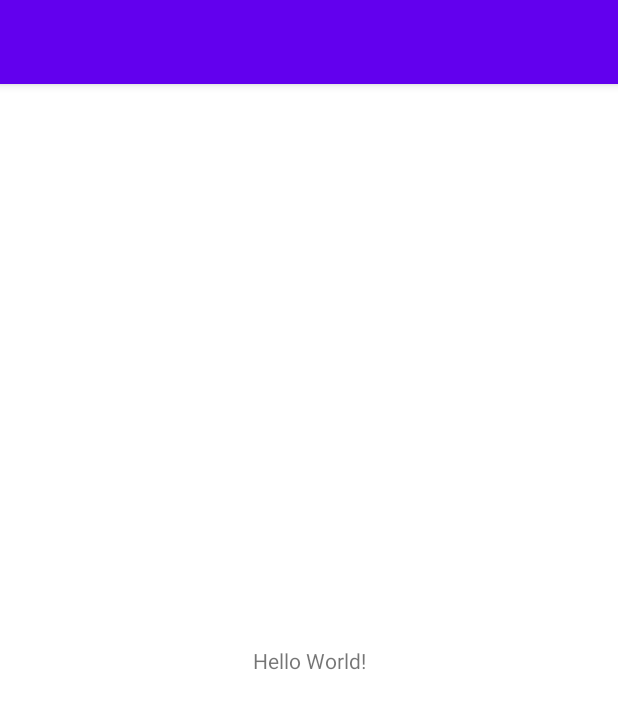
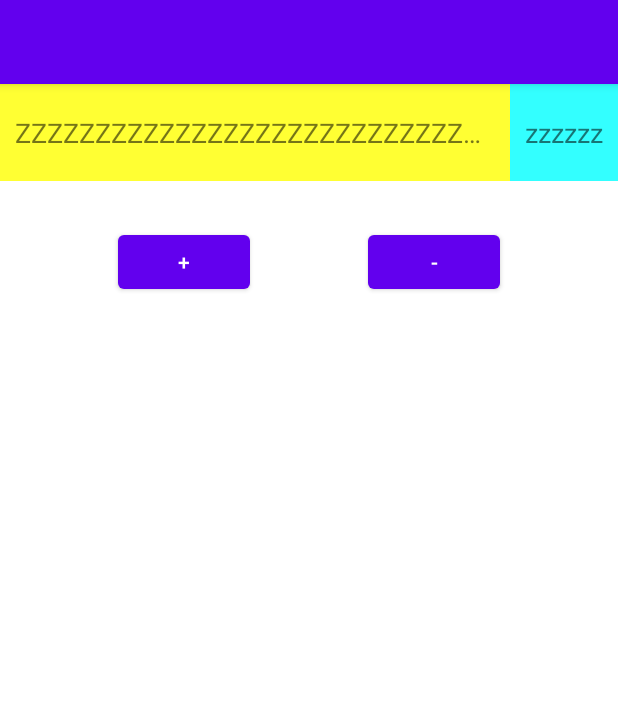
Before and after one commit to XJChou/HighAndroid, an Android app: the screen it shows after launch (MainActivity), on a phone screen of 412 x 824 dp. Shown: the top 709 px of the screen. Run offline under Robolectric (Android 15) with nearby library versions, the phone set to English and light mode, and no system bars.

Commit message:
constraintLayout TextView 省略号问题

```diff
--- a/constraint/build.gradle
+++ b/constraint/build.gradle
@@ -5,6 +5,10 @@ plugins {
 
 android {
     compileSdk 30
+
+    viewBinding {
+        enabled = true
+    }
 
     defaultConfig {
         applicationId "com.zxj.constraint"
--- a/constraint/src/main/java/com/zxj/constraint/MainActivity.kt
+++ b/constraint/src/main/java/com/zxj/constraint/MainActivity.kt
@@ -1,11 +1,72 @@
 package com.zxj.constraint
 
+import android.os.Bundle
 import androidx.appcompat.app.AppCompatActivity
-import android.os.Bundle
+import androidx.constraintlayout.widget.ConstraintSet
+import com.zxj.constraint.databinding.ActivityMainBinding
 
+/**
+ * 常用约束布局属性：
+ * 1、layout_constraintBaseline_toBaselineOf
+ * 2、layout_constraintHorizontal_bias | layout_constraintVertical_bias
+ * 3、layout_constrainedWidth | layout_constrainedHeight
+ * 4、layout_goneMarginStart
+ * 5、layout_constraintDimensionRatio
+ * 6、layout_constraintVertical_weight | layout_constraintHorizontal_weight
+ *
+ * 常用的Helper
+ * 1、Barrier
+ * 2、Flow
+ * 3、Group
+ * 4、Layer
+ * 5、custom - ConstraintHelper
+ *
+ * 黑科技：
+ * Placeholder
+ * ConstraintLayoutStates
+ *
+ * 约束位置相关：
+ * ConstraintSet
+ */
 class MainActivity : AppCompatActivity() {
+
+    private val binding by lazy { ActivityMainBinding.inflate(layoutInflater) }
+
     override fun onCreate(savedInstanceState: Bundle?) {
         super.onCreate(savedInstanceState)
-        setContentView(R.layout.activity_main)
+        setContentView(binding.root)
+        initDemo1()
     }
+
+    fun initDemo1() {
+        var index = 0
+        binding.includeDemo1.tvBig.setOnClickListener {
+            index = 0
+        }
+        binding.includeDemo1.tvSmall.setOnClickListener {
+            index = 1
+        }
+        binding.includeDemo1.btnAdd.setOnClickListener {
+            if (index == 0) {
+                binding.includeDemo1.tvBig.text =
+                    binding.includeDemo1.tvBig.text.toString() + "Z"
+            } else {
+                binding.includeDemo1.tvSmall.text =
+                    binding.includeDemo1.tvSmall.text.toString() + "z"
+            }
+        }
+        binding.includeDemo1.btnMinus.setOnClickListener {
+            if (index == 0) {
+                val value = binding.includeDemo1.tvBig.text.toString()
+                binding.includeDemo1.tvBig.text =
+                    value.subSequence(0, (value.length - 1).coerceAtLeast(0))
+            } else {
+                val value = binding.includeDemo1.tvSmall.text.toString()
+                binding.includeDemo1.tvSmall.text =
+                    value.subSequence(0, (value.length - 1).coerceAtLeast(0))
+            }
+        }
+    }
+
+
 }
--- a/constraint/src/main/res/layout/activity_main.xml
+++ b/constraint/src/main/res/layout/activity_main.xml
@@ -1,18 +1,19 @@
 <?xml version="1.0" encoding="utf-8"?>
-<androidx.constraintlayout.widget.ConstraintLayout xmlns:android="http://schemas.android.com/apk/res/android"
-    xmlns:app="http://schemas.android.com/apk/res-auto"
+<androidx.core.widget.NestedScrollView xmlns:android="http://schemas.android.com/apk/res/android"
     xmlns:tools="http://schemas.android.com/tools"
     android:layout_width="match_parent"
     android:layout_height="match_parent"
     tools:context=".MainActivity">
 
-    <TextView
-        android:layout_width="wrap_content"
-        android:layout_height="wrap_content"
-        android:text="Hello World!"
-        app:layout_constraintBottom_toBottomOf="parent"
-        app:layout_constraintLeft_toLeftOf="parent"
-        app:layout_constraintRight_toRightOf="parent"
-        app:layout_constraintTop_toTopOf="parent" />
+    <androidx.appcompat.widget.LinearLayoutCompat
+        android:layout_width="match_parent"
+        android:layout_height="match_parent"
+        android:orientation="vertical">
 
-</androidx.constraintlayout.widget.ConstraintLayout>
+        <!--    大z和小z    -->
+        <include
+            android:id="@+id/include_demo1"
+            layout="@layout/layout_demo1" />
+    </androidx.appcompat.widget.LinearLayoutCompat>
+
+</androidx.core.widget.NestedScrollView>
--- /dev/null
+++ b/constraint/src/main/res/layout/layout_demo1.xml
@@ -0,0 +1,73 @@
+<?xml version="1.0" encoding="utf-8"?>
+<androidx.constraintlayout.widget.ConstraintLayout xmlns:android="http://schemas.android.com/apk/res/android"
+    xmlns:app="http://schemas.android.com/apk/res-auto"
+    android:layout_width="match_parent"
+    android:layout_height="wrap_content">
+
+<!--            android:layout_height="wrap_content"
+        android:paddingVertical="20dp"
+        app:layout_constraintTop_toTopOf="parent"
+
+                android:layout_height="0dp"
+        app:layout_constraintTop_toTopOf="@id/tv_small"
+        app:layout_constraintBottom_toBottomOf="@id/tv_small"-->
+    <TextView
+        android:id="@+id/tv_big"
+        android:layout_width="wrap_content"
+        app:layout_constrainedWidth="true"
+        android:background="#ff3"
+        android:ellipsize="end"
+        android:gravity="center_vertical"
+        android:paddingHorizontal="10dp"
+
+        android:layout_height="0dp"
+        app:layout_constraintTop_toTopOf="@id/tv_small"
+        app:layout_constraintBottom_toBottomOf="@id/tv_small"
+
+        android:singleLine="true"
+        android:text="ZZZZZZZZZZZZZZZZZZZZZZZZZZZZZZZZZ"
+        android:textSize="18sp"
+        app:layout_constraintEnd_toStartOf="@id/tv_small"
+
+        app:layout_constraintHorizontal_bias="0"
+        app:layout_constraintHorizontal_chainStyle="packed"
+        app:layout_constraintStart_toStartOf="parent"
+
+        app:layout_constraintVertical_chainStyle="packed" />
+
+    <TextView
+        android:id="@+id/tv_small"
+        android:layout_width="wrap_content"
+        android:layout_height="wrap_content"
+        android:background="#3ff"
+        android:gravity="center"
+        android:singleLine="true"
+        android:paddingHorizontal="10dp"
+        android:paddingVertical="20dp"
+        android:text="zzzzzz"
+        android:textSize="18sp"
+        app:layout_constraintEnd_toEndOf="parent"
+        app:layout_constraintHorizontal_bias="0"
+        app:layout_constraintStart_toEndOf="@id/tv_big"
+        app:layout_constraintTop_toTopOf="parent" />
+
+    <Button
+        android:id="@+id/btn_add"
+        android:layout_width="wrap_content"
+        android:layout_height="wrap_content"
+        android:layout_marginTop="30dp"
+        android:text="+"
+        app:layout_constraintEnd_toStartOf="@id/btn_minus"
+        app:layout_constraintStart_toStartOf="parent"
+        app:layout_constraintTop_toBottomOf="@id/tv_big" />
+
+    <Button
+        android:id="@+id/btn_minus"
+        android:layout_width="wrap_content"
+        android:layout_height="wrap_content"
+        android:text="-"
+        app:layout_constraintEnd_toEndOf="parent"
+        app:layout_constraintStart_toEndOf="@id/btn_add"
+        app:layout_constraintTop_toTopOf="@id/btn_add" />
+
+</androidx.constraintlayout.widget.ConstraintLayout>
```
Also changed, not shown: constraint/src/main/res/layout/layout_loading.xml (added, +31 -0 lines), constraint/src/main/res/layout/layout_text_invalidate.xml (added, +63 -0 lines), constraint/src/main/res/layout/layout_text_validate.xml (added, +63 -0 lines), constraint/src/main/res/xml/state_page.xml (added, +41 -0 lines), 3 other files.
